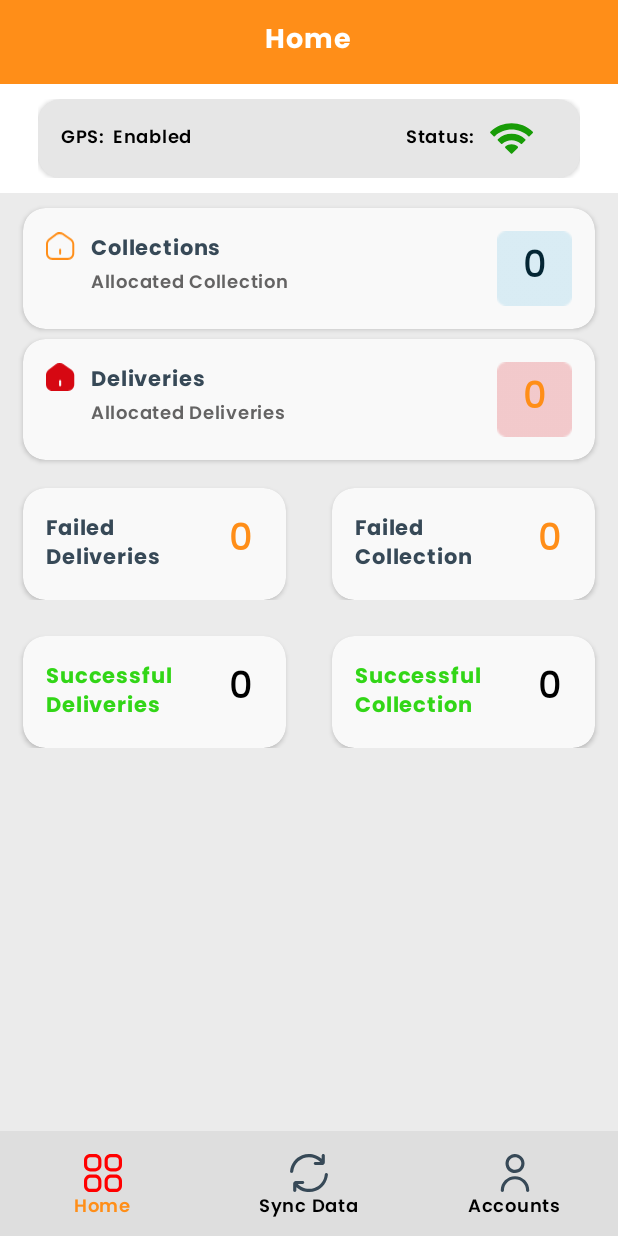
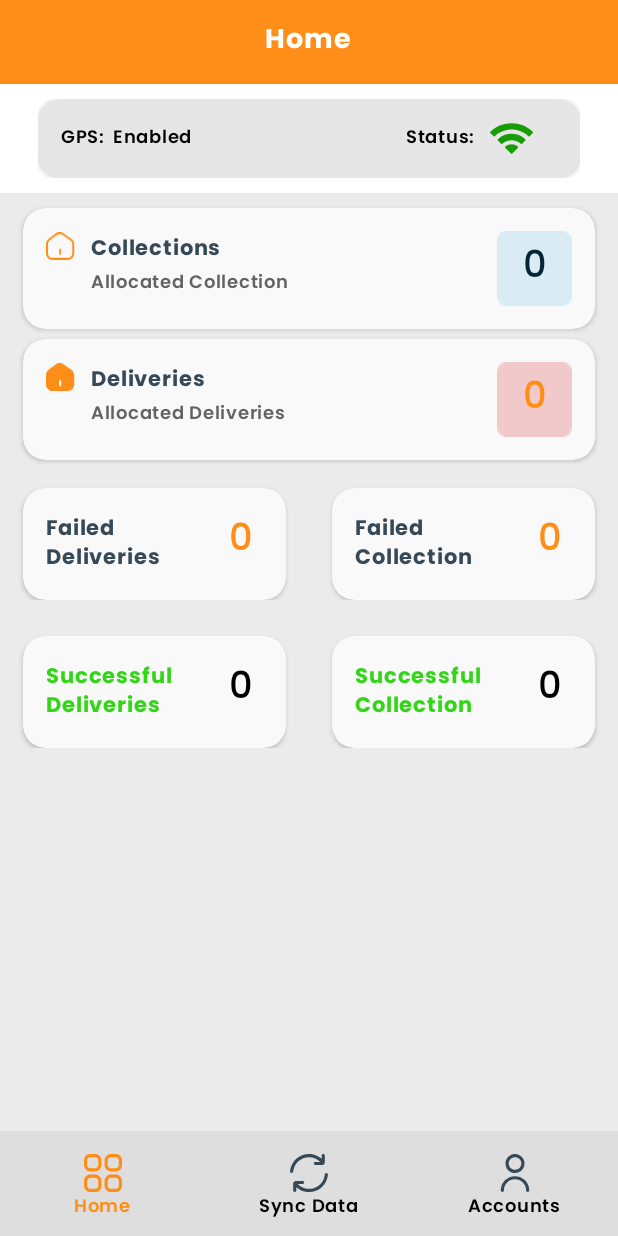
Before and after one commit to droppa2016/kasiD_driverapp_android, an Android app: the fragment SkyAccountFragment placed in its activity, after a tap on "Home", on a phone screen of 412 x 824 dp. Run offline under Robolectric (Android 15) with nearby library versions, the phone set to English and light mode, and no system bars; our stand-ins replace CircleImageView, Room's generated code, Volley; libraries missing offline, so code that uses them is left out: com.onesignal; pictures from the network do not load; 4 statements that could not run were skipped.

Commit message:
red to orange adjustments

```diff
--- a/app/src/main/res/drawable/accounts_tab_icon_red.xml
+++ b/app/src/main/res/drawable/accounts_tab_icon_red.xml
@@ -8,6 +8,6 @@
         android:pathData="M0,0h24v24h-24z"/>
     <path
         android:pathData="M20,24C19.735,24 19.48,23.895 19.293,23.707C19.105,23.52 19,23.265 19,23C19,21.143 18.263,19.363 16.95,18.05C15.637,16.737 13.856,16 12,16C10.144,16 8.363,16.737 7.05,18.05C5.738,19.363 5,21.143 5,23C5,23.265 4.895,23.52 4.707,23.707C4.52,23.895 4.265,24 4,24C3.735,24 3.48,23.895 3.293,23.707C3.105,23.52 3,23.265 3,23C3,20.613 3.948,18.324 5.636,16.636C7.324,14.948 9.613,14 12,14C14.387,14 16.676,14.948 18.364,16.636C20.052,18.324 21,20.613 21,23C21,23.265 20.895,23.52 20.707,23.707C20.52,23.895 20.265,24 20,24ZM12,12C10.813,12 9.653,11.648 8.667,10.989C7.68,10.33 6.911,9.392 6.457,8.296C6.003,7.2 5.884,5.993 6.115,4.829C6.347,3.666 6.918,2.596 7.757,1.757C8.596,0.918 9.666,0.347 10.83,0.115C11.993,-0.116 13.2,0.003 14.296,0.457C15.392,0.911 16.33,1.68 16.989,2.667C17.648,3.653 18,4.813 18,6C17.998,7.591 17.366,9.116 16.241,10.241C15.116,11.366 13.591,11.998 12,12ZM12,2C11.209,2 10.436,2.235 9.778,2.674C9.12,3.114 8.607,3.738 8.304,4.469C8.002,5.2 7.923,6.004 8.077,6.78C8.231,7.556 8.612,8.269 9.172,8.828C9.731,9.388 10.444,9.769 11.22,9.923C11.996,10.078 12.8,9.998 13.531,9.696C14.262,9.393 14.886,8.88 15.326,8.222C15.765,7.564 16,6.791 16,6C16,4.939 15.579,3.922 14.828,3.172C14.078,2.421 13.061,2 12,2Z"
-        android:fillColor="#FF0000"/>
+        android:fillColor="#FF8E18"/>
   </group>
 </vector>
--- a/app/src/main/res/drawable/address_marker_red_icon.xml
+++ b/app/src/main/res/drawable/address_marker_red_icon.xml
@@ -8,13 +8,13 @@
       android:pathData="M7.819,7.583C8.785,7.583 9.569,6.8 9.569,5.833C9.569,4.867 8.785,4.083 7.819,4.083C6.852,4.083 6.069,4.867 6.069,5.833C6.069,6.8 6.852,7.583 7.819,7.583Z"
       android:strokeLineJoin="round"
       android:fillColor="#00000000"
-      android:strokeColor="#D60812"
+      android:strokeColor="#FF8E18"
       android:strokeLineCap="round"/>
   <path
       android:strokeWidth="1"
       android:pathData="M7.819,12.833C10.152,10.5 12.485,8.411 12.485,5.833C12.485,3.256 10.396,1.167 7.819,1.167C5.241,1.167 3.152,3.256 3.152,5.833C3.152,8.411 5.485,10.5 7.819,12.833Z"
       android:strokeLineJoin="round"
       android:fillColor="#00000000"
-      android:strokeColor="#D60812"
+      android:strokeColor="#FF8E18"
       android:strokeLineCap="round"/>
 </vector>
--- a/app/src/main/res/drawable/baseline_add_road_24.xml
+++ b/app/src/main/res/drawable/baseline_add_road_24.xml
@@ -1,4 +1,4 @@
-<vector xmlns:android="http://schemas.android.com/apk/res/android" android:height="24dp" android:tint="#F51032" android:viewportHeight="24" android:viewportWidth="24" android:width="24dp">
+<vector xmlns:android="http://schemas.android.com/apk/res/android" android:height="24dp" android:tint="#FF8E18" android:viewportHeight="24" android:viewportWidth="24" android:width="24dp">
 
     <path android:fillColor="@android:color/white" android:pathData="M20,18l0,-3l-2,0l0,3l-3,0l0,2l3,0l0,3l2,0l0,-3l3,0l0,-2z"/>
 
--- a/app/src/main/res/drawable/dashboard_red_deliveries_icon.xml
+++ b/app/src/main/res/drawable/dashboard_red_deliveries_icon.xml
@@ -5,5 +5,5 @@
     android:viewportHeight="16">
   <path
       android:pathData="M14.441,3.855L9.833,0.63C8.577,-0.25 6.649,-0.202 5.44,0.734L1.432,3.863C0.632,4.487 0,5.767 0,6.775V12.295C0,14.335 1.656,16 3.696,16H12.321C14.361,16 16.017,14.344 16.017,12.303V6.879C16.017,5.799 15.321,4.471 14.441,3.855ZM8.609,12.799C8.609,13.127 8.337,13.399 8.009,13.399C7.681,13.399 7.409,13.127 7.409,12.799V10.399C7.409,10.071 7.681,9.799 8.009,9.799C8.337,9.799 8.609,10.071 8.609,10.399V12.799Z"
-      android:fillColor="#D60812"/>
+      android:fillColor="#FF8E18"/>
 </vector>
--- a/app/src/main/res/drawable/home_icon_red.xml
+++ b/app/src/main/res/drawable/home_icon_red.xml
@@ -8,15 +8,15 @@
         android:pathData="M0,0h24v24h-24z"/>
     <path
         android:pathData="M7,0H4C2.939,0 1.922,0.421 1.172,1.172C0.421,1.922 0,2.939 0,4L0,7C0,8.061 0.421,9.078 1.172,9.828C1.922,10.579 2.939,11 4,11H7C8.061,11 9.078,10.579 9.828,9.828C10.579,9.078 11,8.061 11,7V4C11,2.939 10.579,1.922 9.828,1.172C9.078,0.421 8.061,0 7,0V0ZM9,7C9,7.53 8.789,8.039 8.414,8.414C8.039,8.789 7.53,9 7,9H4C3.47,9 2.961,8.789 2.586,8.414C2.211,8.039 2,7.53 2,7V4C2,3.47 2.211,2.961 2.586,2.586C2.961,2.211 3.47,2 4,2H7C7.53,2 8.039,2.211 8.414,2.586C8.789,2.961 9,3.47 9,4V7Z"
-        android:fillColor="#FF0000"/>
+        android:fillColor="#FF8E18"/>
     <path
         android:pathData="M20,0H17C15.939,0 14.922,0.421 14.172,1.172C13.421,1.922 13,2.939 13,4V7C13,8.061 13.421,9.078 14.172,9.828C14.922,10.579 15.939,11 17,11H20C21.061,11 22.078,10.579 22.828,9.828C23.579,9.078 24,8.061 24,7V4C24,2.939 23.579,1.922 22.828,1.172C22.078,0.421 21.061,0 20,0V0ZM22,7C22,7.53 21.789,8.039 21.414,8.414C21.039,8.789 20.53,9 20,9H17C16.47,9 15.961,8.789 15.586,8.414C15.211,8.039 15,7.53 15,7V4C15,3.47 15.211,2.961 15.586,2.586C15.961,2.211 16.47,2 17,2H20C20.53,2 21.039,2.211 21.414,2.586C21.789,2.961 22,3.47 22,4V7Z"
-        android:fillColor="#FF0000"/>
+        android:fillColor="#FF8E18"/>
     <path
         android:pathData="M7,13H4C2.939,13 1.922,13.421 1.172,14.172C0.421,14.922 0,15.939 0,17L0,20C0,21.061 0.421,22.078 1.172,22.828C1.922,23.579 2.939,24 4,24H7C8.061,24 9.078,23.579 9.828,22.828C10.579,22.078 11,21.061 11,20V17C11,15.939 10.579,14.922 9.828,14.172C9.078,13.421 8.061,13 7,13V13ZM9,20C9,20.53 8.789,21.039 8.414,21.414C8.039,21.789 7.53,22 7,22H4C3.47,22 2.961,21.789 2.586,21.414C2.211,21.039 2,20.53 2,20V17C2,16.47 2.211,15.961 2.586,15.586C2.961,15.211 3.47,15 4,15H7C7.53,15 8.039,15.211 8.414,15.586C8.789,15.961 9,16.47 9,17V20Z"
-        android:fillColor="#FF0000"/>
+        android:fillColor="#FF8E18"/>
     <path
         android:pathData="M20,13H17C15.939,13 14.922,13.421 14.172,14.172C13.421,14.922 13,15.939 13,17V20C13,21.061 13.421,22.078 14.172,22.828C14.922,23.579 15.939,24 17,24H20C21.061,24 22.078,23.579 22.828,22.828C23.579,22.078 24,21.061 24,20V17C24,15.939 23.579,14.922 22.828,14.172C22.078,13.421 21.061,13 20,13V13ZM22,20C22,20.53 21.789,21.039 21.414,21.414C21.039,21.789 20.53,22 20,22H17C16.47,22 15.961,21.789 15.586,21.414C15.211,21.039 15,20.53 15,20V17C15,16.47 15.211,15.961 15.586,15.586C15.961,15.211 16.47,15 17,15H20C20.53,15 21.039,15.211 21.414,15.586C21.789,15.961 22,16.47 22,17V20Z"
-        android:fillColor="#FF0000"/>
+        android:fillColor="#FF8E18"/>
   </group>
 </vector>
--- a/app/src/main/res/drawable/icon_scanner_24.xml
+++ b/app/src/main/res/drawable/icon_scanner_24.xml
@@ -1,4 +1,4 @@
-<vector xmlns:android="http://schemas.android.com/apk/res/android" android:height="24dp" android:tint="#F51032" android:viewportHeight="24" android:viewportWidth="24" android:width="24dp">
+<vector xmlns:android="http://schemas.android.com/apk/res/android" android:height="24dp" android:tint="#FF8E18" android:viewportHeight="24" android:viewportWidth="24" android:width="24dp">
 
     <path android:fillColor="@android:color/white" android:pathData="M7,3H4v3H2V1h5V3zM22,6V1h-5v2h3v3H22zM7,21H4v-3H2v5h5V21zM20,18v3h-3v2h5v-5H20zM19,18c0,1.1 -0.9,2 -2,2H7c-1.1,0 -2,-0.9 -2,-2V6c0,-1.1 0.9,-2 2,-2h10c1.1,0 2,0.9 2,2V18zM15,8H9v2h6V8zM15,11H9v2h6V11zM15,14H9v2h6V14z"/>
 
--- a/app/src/main/res/drawable/refresh_tab_icon_red.xml
+++ b/app/src/main/res/drawable/refresh_tab_icon_red.xml
@@ -8,9 +8,9 @@
         android:pathData="M0,0h24v24h-24z"/>
     <path
         android:pathData="M12,2C13.327,2.005 14.639,2.272 15.862,2.787C17.084,3.302 18.192,4.054 19.122,5H16C15.735,5 15.481,5.106 15.293,5.293C15.106,5.481 15,5.735 15,6C15,6.265 15.106,6.52 15.293,6.707C15.481,6.895 15.735,7 16,7H20.143C20.636,7 21.108,6.804 21.456,6.456C21.804,6.108 22,5.636 22,5.143V1C22,0.735 21.895,0.481 21.707,0.293C21.52,0.106 21.265,0 21,0V0C20.735,0 20.481,0.106 20.293,0.293C20.106,0.481 20,0.735 20,1V3.078C18.347,1.59 16.313,0.591 14.124,0.193C11.936,-0.205 9.68,0.015 7.609,0.827C5.538,1.639 3.734,3.011 2.399,4.79C1.064,6.569 0.251,8.685 0.05,10.9C0.037,11.04 0.054,11.18 0.098,11.313C0.142,11.445 0.214,11.567 0.308,11.671C0.402,11.774 0.516,11.857 0.644,11.914C0.772,11.97 0.91,12 1.05,12V12C1.295,12.003 1.532,11.915 1.715,11.753C1.898,11.59 2.013,11.366 2.039,11.122C2.262,8.633 3.407,6.317 5.25,4.629C7.093,2.941 9.501,2.004 12,2Z"
-        android:fillColor="#FF0000"/>
+        android:fillColor="#FF8E18"/>
     <path
         android:pathData="M22.951,12C22.706,11.997 22.469,12.085 22.287,12.248C22.104,12.41 21.988,12.635 21.962,12.878C21.797,14.781 21.089,16.597 19.923,18.11C18.756,19.623 17.181,20.77 15.382,21.415C13.584,22.059 11.638,22.174 9.776,21.746C7.915,21.318 6.214,20.365 4.878,19H8C8.265,19 8.52,18.895 8.707,18.707C8.895,18.52 9,18.265 9,18C9,17.735 8.895,17.48 8.707,17.293C8.52,17.105 8.265,17 8,17H3.857C3.613,17 3.372,17.048 3.146,17.141C2.921,17.235 2.716,17.371 2.544,17.544C2.371,17.716 2.234,17.921 2.141,18.146C2.048,18.372 2,18.613 2,18.857V23C2,23.265 2.105,23.52 2.293,23.707C2.48,23.895 2.735,24 3,24C3.265,24 3.52,23.895 3.707,23.707C3.895,23.52 4,23.265 4,23V20.922C5.653,22.411 7.687,23.41 9.876,23.807C12.064,24.205 14.32,23.986 16.391,23.174C18.462,22.362 20.266,20.989 21.601,19.21C22.936,17.431 23.749,15.315 23.95,13.1C23.963,12.961 23.947,12.82 23.902,12.688C23.858,12.555 23.787,12.433 23.692,12.33C23.598,12.226 23.484,12.144 23.356,12.087C23.228,12.03 23.09,12 22.95,12H22.951Z"
-        android:fillColor="#FF0000"/>
+        android:fillColor="#FF8E18"/>
   </group>
 </vector>
--- a/app/src/main/res/layout/activity_financial_dashboard_home.xml
+++ b/app/src/main/res/layout/activity_financial_dashboard_home.xml
@@ -26,6 +26,8 @@
                 android:layout_height="match_parent"
                 android:orientation="vertical"
                 android:paddingBottom="@dimen/component_spacing_15dp">
+
+
 
 
                 <androidx.cardview.widget.CardView
--- a/app/src/main/res/layout/fragment_sky_net_forgot_password.xml
+++ b/app/src/main/res/layout/fragment_sky_net_forgot_password.xml
@@ -26,7 +26,7 @@
             android:layout_height="wrap_content"
             android:layout_marginTop="35dp"
             android:contentDescription="@string/skynet_logo"
-            android:src="@drawable/skynet_logo2" />
+            android:src="@drawable/kasi_d_logo" />
 
         <TextView
             android:id="@+id/pageTitle"
--- a/app/src/main/res/layout/fragment_sky_net_otp_verification.xml
+++ b/app/src/main/res/layout/fragment_sky_net_otp_verification.xml
@@ -32,7 +32,7 @@
                 android:layout_height="wrap_content"
                 android:layout_marginTop="35dp"
                 android:contentDescription="@string/skynet_logo"
-                android:src="@drawable/skynet_logo2" />
+                android:src="@drawable/kasi_d_logo" />
 
             <TextView
                 style="@style/TextViewHeading"
--- a/app/src/main/res/layout/fragment_sky_net_password_reset.xml
+++ b/app/src/main/res/layout/fragment_sky_net_password_reset.xml
@@ -26,7 +26,7 @@
             android:layout_height="wrap_content"
             android:layout_marginTop="35dp"
             android:contentDescription="@string/skynet_logo"
-            android:src="@drawable/skynet_logo2" />
+            android:src="@drawable/kasi_d_logo" />
 
         <TextView
             style="@style/TextViewHeading"
--- a/app/src/main/res/layout/unauthorized_header_component.xml
+++ b/app/src/main/res/layout/unauthorized_header_component.xml
@@ -8,7 +8,7 @@
         android:layout_width="150dp"
         android:layout_height="wrap_content"
         android:visibility="visible"
-        android:src="@drawable/skynet_logo2"
+        android:src="@drawable/kasi_d_logo"
         android:layout_marginTop="15dp"/>
     <com.google.android.material.textview.MaterialTextView
         android:id="@+id/unauthorized_heading"
@@ -30,7 +30,7 @@
         android:gravity="center"
         android:maxLines="2"
         android:paddingHorizontal="@dimen/standard_spacing"
-        android:text="Skynet Driver App."
+        android:text="Kasi Driver App."
         android:textColor="@color/grey_text"
         android:textSize="@dimen/regular_font_size" />
 </LinearLayout>
--- a/app/src/main/res/mipmap-anydpi-v26/ic_launcher.xml
+++ b/app/src/main/res/mipmap-anydpi-v26/ic_launcher.xml
@@ -1,5 +1,5 @@
 <?xml version="1.0" encoding="utf-8"?>
 <adaptive-icon xmlns:android="http://schemas.android.com/apk/res/android">
     <background android:drawable="@color/white"/>
-    <foreground android:drawable="@drawable/kasi_d_logo"/>
+    <foreground android:drawable="@drawable/kasi_d_image"/>
 </adaptive-icon>
--- a/app/src/main/res/mipmap-anydpi-v26/ic_launcher_round.xml
+++ b/app/src/main/res/mipmap-anydpi-v26/ic_launcher_round.xml
@@ -1,5 +1,5 @@
 <?xml version="1.0" encoding="utf-8"?>
 <adaptive-icon xmlns:android="http://schemas.android.com/apk/res/android">
-    <background android:drawable="@color/ic_launcher_background"/>
-    <foreground android:drawable="@drawable/ic_launcher_foreground"/>
+    <background android:drawable="@color/white"/>
+    <foreground android:drawable="@drawable/kasi_d_image"/>
 </adaptive-icon>
--- a/app/src/main/res/values/strings.xml
+++ b/app/src/main/res/values/strings.xml
@@ -1,6 +1,6 @@
 <resources>
 
-    <string name="app_name">Kasi D</string>
+    <string name="app_name">KasiD Driver</string>
 
     <string name="Notification_Listener">Notification Listener</string>
     <string name="ACTION_NOTIFICATION_LISTENER">co.za.droppa.ACTION_NOTIFICATION_LISTENER</string>
--- a/settings.gradle.kts
+++ b/settings.gradle.kts
@@ -16,5 +16,5 @@ dependencyResolutionManagement {
     }
 }
 
-rootProject.name = "kasi D"
+rootProject.name = "kasiD Driver"
 include(":app")
```
Also changed, not shown: app/src/main/res/layout/layout_splash.xml (+4 -4 lines), app/src/main/res/drawable/kasi_d_image.jpg (added).
